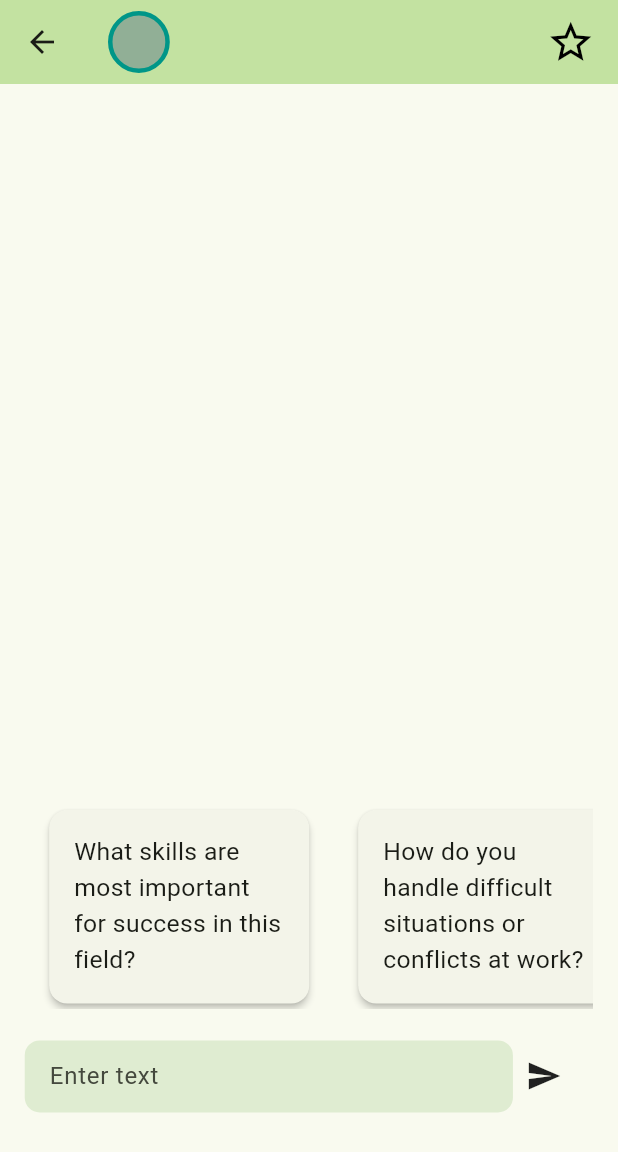
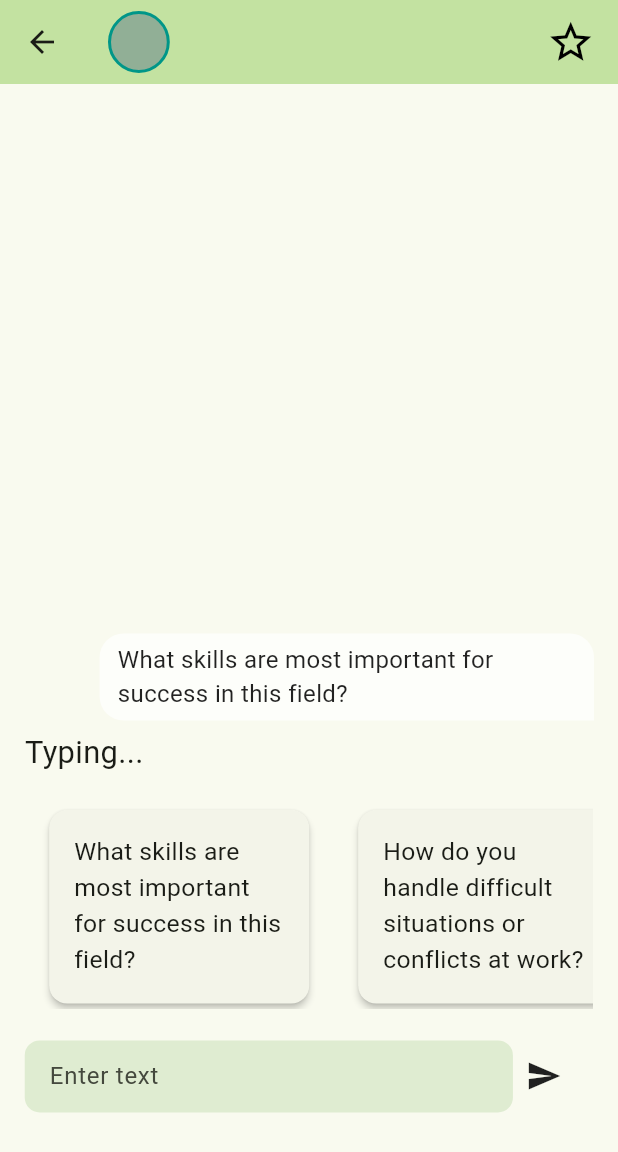
Before and after one commit to abrichards10/Career-Chatter, a Flutter app: the Profile widget shown alone on an empty page, opened directly with empty values, after a tap on "Chat", after a tap on "What skills are most important for succe", on a phone screen of 412 x 824 dp. Shown: the top 1152 px of the screen. Run offline on Flutter 3.47's test engine with Material 3 defaults, Android fonts, the phone set to English and light mode, and no system bars; drawn by our look-alikes of chat_bubbles; our stand-ins replace confetti, dropdown_search, dropdown_textfield, flutter_bloc, flutter_rating_bar, flutter_svg and 2 more; missing offline and left inert: chatgpt_completions, dart_openai, random_avatar, random_name_generator; accounts and stored records are empty; statements that could not run were skipped.

Commit message:
last minute changes

```diff
--- a/demo_app/lib/bloc/home_bloc.dart
+++ b/demo_app/lib/bloc/home_bloc.dart
@@ -4,7 +4,7 @@ import 'package:demo_app/api_service.dart';
 import 'package:demo_app/bloc/home_event.dart';
 import 'package:demo_app/bloc/home_state.dart';
 import 'package:demo_app/model/profile_info.dart';
-import 'package:demo_app/shared_prefs.dart';
+import 'package:demo_app/prefs/shared_prefs.dart';
 import 'package:flutter_bloc/flutter_bloc.dart';
 
 class HomeBloc extends Bloc<HomeEvent, HomeState> {
--- a/demo_app/lib/chat.dart
+++ b/demo_app/lib/chat.dart
@@ -56,8 +56,17 @@ class _CareerChatState extends State<CareerChat> {
   late Color starColor;
 
   String careerPrompt = "";
-  void sendMsg(String command) async {
+  void sendMsg(String command, String displayMessage) async {
     controller.clear();
+
+    setState(
+      () {
+        msgs.insert(0, Message(true, displayMessage));
+        isTyping = true;
+      },
+    );
+    scrollController.animateTo(0.0,
+        duration: const Duration(seconds: 1), curve: Curves.easeOut);
 
     ChatGPTCompletions.instance.textCompletions(
       TextCompletionsParams(
@@ -70,8 +79,11 @@ class _CareerChatState extends State<CareerChat> {
         model: GPTModel.gpt3p5turbo,
       ),
       onStreamValue: (characters) {
+        setState(
+          () {
             msgs.clear();
 
+            isTyping = false;
             msgs.insert(
               0,
               Message(
@@ -79,6 +91,19 @@ class _CareerChatState extends State<CareerChat> {
                 characters,
               ),
             );
+
+            prevResponse = msgs[0].msg;
+          },
+        );
+        // msgs.clear();
+
+        // msgs.insert(
+        //   0,
+        //   Message(
+        //     false,
+        //     characters,
+        //   ),
+        // );
         setState(() {});
       },
       onStreamCreated: (subscription) {
@@ -87,6 +112,8 @@ class _CareerChatState extends State<CareerChat> {
       // Debounce 100ms for receive next value
       debounce: const Duration(milliseconds: 100),
     );
+    scrollController.animateTo(0.0,
+        duration: const Duration(seconds: 1), curve: Curves.easeOut);
   }
 
   @override
@@ -257,7 +284,7 @@ class _CareerChatState extends State<CareerChat> {
                     decoration: BoxDecoration(
                       shape: BoxShape.circle,
                       color: Colors.blueGrey.withOpacity(0.5),
-                      border: Border.all(width: 3, color: Colors.teal),
+                      border: Border.all(width: 2, color: Colors.teal),
                     ),
                     child: widget.photo == ""
                         ? Container()
@@ -386,7 +413,8 @@ class _CareerChatState extends State<CareerChat> {
                         ),
                         onTap: () {
                           sendMsg(
-                              "$careerPrompt What skills are most important for success in this field?");
+                              "$careerPrompt What skills are most important for success in this field?",
+                              "What skills are most important for success in this field?");
                         },
                       ),
                       GestureDetector(
@@ -418,6 +446,7 @@ class _CareerChatState extends State<CareerChat> {
                         onTap: () {
                           sendMsg(
                             "$careerPrompt. How do you handle difficult situations or conflicts at work?",
+                            "How do you handle difficult situations or conflicts at work?",
                           );
                         },
                       ),
@@ -450,6 +479,7 @@ class _CareerChatState extends State<CareerChat> {
                         onTap: () {
                           sendMsg(
                             "$careerPrompt. Can you describe a typical day in your job?",
+                            " Can you describe a typical day in your job?",
                           );
                         },
                       ),
@@ -482,6 +512,7 @@ class _CareerChatState extends State<CareerChat> {
                         onTap: () {
                           sendMsg(
                             "$careerPrompt. How do you handle work-life balance in this career?",
+                            "How do you handle work-life balance in this career?",
                           );
                         },
                       ),
@@ -515,7 +546,9 @@ class _CareerChatState extends State<CareerChat> {
                                 textCapitalization:
                                     TextCapitalization.sentences,
                                 onSubmitted: (value) {
-                                  sendMsg(value);
+                                  sendMsg(
+                                      "$careerPrompt. What would you say to this: $value",
+                                      value);
                                   sentMessage = value;
                                 },
                                 keyboardType: TextInputType.multiline,
@@ -533,7 +566,9 @@ class _CareerChatState extends State<CareerChat> {
                         ),
                         InkWell(
                           onTap: () {
-                            sendMsg(sentMessage); // TODO: Change
+                            sendMsg(
+                                "$careerPrompt. What would you say to this: $sentMessage",
+                                sentMessage);
                           },
                           child: Container(
                             height: screenWidth * .1,
--- a/demo_app/lib/home.dart
+++ b/demo_app/lib/home.dart
@@ -16,7 +16,7 @@ import 'package:demo_app/model/profile_info.dart';
 import 'package:demo_app/options.dart';
 import 'package:demo_app/profile.dart';
 import 'package:demo_app/profile_remove_popup.dart';
-import 'package:demo_app/shared_prefs.dart';
+import 'package:demo_app/prefs/shared_prefs.dart';
 import 'package:dropdown_search/dropdown_search.dart';
 import 'package:dropdown_textfield/dropdown_textfield.dart';
 import 'package:flutter/material.dart';
@@ -251,13 +251,13 @@ class _CareerChatbotPageState extends State<CareerChatbotPage> {
       child: Scaffold(
         appBar: AppBar(
             leading: IconButton(
-              icon: Icon(Icons.menu_book_sharp),
+              icon: Icon(Icons.account_circle),
               onPressed: () {},
             ),
             title: Text(
               'Career Chatbot',
               style: TextStyle(
-                fontSize: screenWidth * .07,
+                fontSize: screenWidth * .06,
                 fontWeight: FontWeight.bold,
               ),
             ),
@@ -708,8 +708,8 @@ class _CareerFiltersState extends State<CareerFilters> {
               ),
             ),
           ),
-          const SizedBox(
-            height: 16.0,
+          SizedBox(
+            height: screenWidth * .05,
           ),
           Container(
             alignment: Alignment.center,
@@ -757,6 +757,14 @@ class _CareerFiltersState extends State<CareerFilters> {
               ),
             ),
           ),
+          SizedBox(
+            height: screenWidth * .05,
+          ),
+          Container(
+            alignment: Alignment.centerLeft,
+            child: Text(
+                "*Note: Results are not always an accurate representation of professions in the area, they are merely an estimate."),
+          )
         ],
       ),
     );
--- a/demo_app/lib/main.dart
+++ b/demo_app/lib/main.dart
@@ -5,7 +5,7 @@ import 'package:demo_app/bloc/home_bloc.dart';
 import 'package:demo_app/design.dart';
 import 'package:demo_app/home.dart';
 import 'package:demo_app/my_keys.dart';
-import 'package:demo_app/prefs.dart';
+import 'package:demo_app/prefs/prefs.dart';
 import 'package:flutter/material.dart';
 import 'package:flutter_bloc/flutter_bloc.dart';
 
--- a/demo_app/lib/shared_prefs.dart
+++ b/demo_app/lib/prefs/shared_prefs.dart
@@ -1,6 +1,6 @@
 // Load and obtain the shared preferences for this app.
-import 'package:demo_app/prefs.dart';
-import 'package:demo_app/prefs_keys.dart';
+import 'package:demo_app/prefs/prefs.dart';
+import 'package:demo_app/prefs/prefs_keys.dart';
 
 class PrefsHelper {
   static final PrefsHelper _helper = PrefsHelper._internal();
--- a/demo_app/lib/profile.dart
+++ b/demo_app/lib/profile.dart
@@ -10,7 +10,7 @@ import 'package:demo_app/bloc/home_event.dart';
 import 'package:demo_app/chat.dart';
 import 'package:demo_app/model/message.dart';
 import 'package:demo_app/model/profile_info.dart';
-import 'package:demo_app/shared_prefs.dart';
+import 'package:demo_app/prefs/shared_prefs.dart';
 import 'package:flutter/material.dart';
 import 'package:flutter_bloc/flutter_bloc.dart';
 import 'dart:ui' as ui;
@@ -58,37 +58,37 @@ class _ProfileState extends State<Profile> {
       content: SingleChildScrollView(
         child: Column(
           children: [
-            Container(
-              padding: const EdgeInsets.all(0.0),
-              alignment: Alignment.centerRight,
-              child: IconButton(
-                padding: EdgeInsets.zero,
-                constraints: BoxConstraints(),
-                icon: Icon(
-                  Icons.info_outline,
-                  size: screenWidth * .05,
-                ),
-                onPressed: () {
-                  setState(
-                    () {
-                      showDialog(
-                        context: context,
-                        builder: (context) {
-                          return AlertDialog(
-                            content: Text("HELLo"),
-                          );
-                        },
-                      );
-                    },
-                  );
-                },
-              ),
-            ),
+            // Container(
+            //   padding: const EdgeInsets.all(0.0),
+            //   alignment: Alignment.centerRight,
+            //   child: IconButton(
+            //     padding: EdgeInsets.zero,
+            //     constraints: BoxConstraints(),
+            //     icon: Icon(
+            //       Icons.info_outline,
+            //       size: screenWidth * .05,
+            //     ),
+            //     onPressed: () {
+            //       setState(
+            //         () {
+            //           showDialog(
+            //             context: context,
+            //             builder: (context) {
+            //               return AlertDialog(
+            //                 content: Text("HELLo"),
+            //               );
+            //             },
+            //           );
+            //         },
+            //       );
+            //     },
+            //   ),
+            // ),
             Text(
               'Hi! I\'m ${widget.name}',
               style: TextStyle(
                 fontSize: screenWidth * .07,
-                height: 0,
+                height: 3,
                 fontWeight: FontWeight.bold,
               ),
             ),
```
Also changed, not shown: demo_app/lib/profile_chat.dart (+1 -9 lines), demo_app/lib/prefs/prefs.dart (renamed from demo_app/lib/prefs.dart), demo_app/lib/prefs/prefs_keys.dart (renamed from demo_app/lib/prefs_keys.dart). Lines whose indentation alone changed are shown as unchanged.
